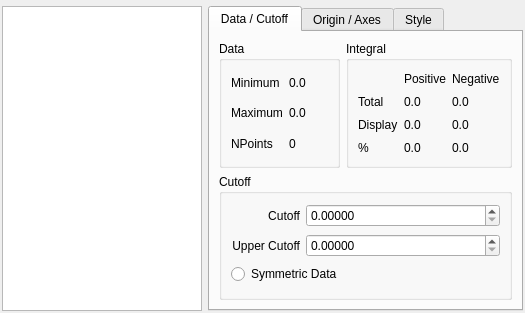
First picture: the form in trunk/src/gui/grids.ui, repository trisyoungs/aten, before the edit.
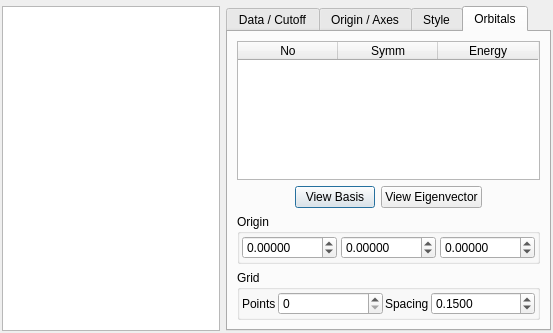
Second picture: the form after the edit. The open tabs and pages were chosen to show the change. Icons and pictures are not drawn. Custom widgets are drawn as their Qt base class.

Commit message: Added test h2 GAMESS-US output files as basic test of forthcoming orbital plotting. Moved around and renamed most of the basis/eigenvector source files to better represent the contents.

What changed in the file:
```diff
--- a/trunk/src/gui/grids.ui
+++ b/trunk/src/gui/grids.ui
@@ -1,12 +1,12 @@
 <ui version="4.0">
  <class>GridsDialog</class>
- <widget class="QDialog" name="GridsDialog">
-  <property name="geometry">
+ <widget class="QDialog" name="GridsDialog" >
+  <property name="geometry" >
    <rect>
     <x>0</x>
     <y>0</y>
-    <width>494</width>
-    <height>313</height>
+    <width>553</width>
+    <height>333</height>
    </rect>
   </property>
   <property name="windowTitle">
@@ -68,8 +68,16 @@
        <property name="currentIndex">
         <number>0</number>
        </property>
-       <widget class="QWidget" name="DataCutoff">
-        <attribute name="title">
+       <widget class="QWidget" name="DataCutoff" >
+        <property name="geometry" >
+         <rect>
+          <x>0</x>
+          <y>0</y>
+          <width>337</width>
+          <height>285</height>
+         </rect>
+        </property>
+        <attribute name="title" >
          <string>Data / Cutoff</string>
         </attribute>
         <layout class="QVBoxLayout" name="verticalLayout">
@@ -1011,6 +1019,243 @@
          </item>
         </layout>
        </widget>
+       <widget class="QWidget" name="OrbitalsPage" >
+        <attribute name="title" >
+         <string>Orbitals</string>
+        </attribute>
+        <layout class="QVBoxLayout" name="verticalLayout_3" >
+         <item>
+          <widget class="QTableWidget" name="OrbitalTable" >
+           <property name="selectionMode" >
+            <enum>QAbstractItemView::SingleSelection</enum>
+           </property>
+           <property name="selectionBehavior" >
+            <enum>QAbstractItemView::SelectRows</enum>
+           </property>
+           <column>
+            <property name="text" >
+             <string>No</string>
+            </property>
+           </column>
+           <column>
+            <property name="text" >
+             <string>Symm</string>
+            </property>
+           </column>
+           <column>
+            <property name="text" >
+             <string>Energy</string>
+            </property>
+           </column>
+          </widget>
+         </item>
+         <item>
+          <layout class="QHBoxLayout" name="horizontalLayout_5" >
+           <item>
+            <spacer name="horizontalSpacer" >
+             <property name="orientation" >
+              <enum>Qt::Horizontal</enum>
+             </property>
+             <property name="sizeHint" stdset="0" >
+              <size>
+               <width>13</width>
+               <height>20</height>
+              </size>
+             </property>
+            </spacer>
+           </item>
+           <item>
+            <widget class="QPushButton" name="ViewBasisButton" >
+             <property name="text" >
+              <string>View Basis</string>
+             </property>
+            </widget>
+           </item>
+           <item>
+            <widget class="QPushButton" name="ViewEigenvectorButton" >
+             <property name="text" >
+              <string>View Eigenvector</string>
+             </property>
+            </widget>
+           </item>
+           <item>
+            <spacer name="horizontalSpacer_2" >
+             <property name="orientation" >
+              <enum>Qt::Horizontal</enum>
+             </property>
+             <property name="sizeHint" stdset="0" >
+              <size>
+               <width>13</width>
+               <height>20</height>
+              </size>
+             </property>
+            </spacer>
+           </item>
+          </layout>
+         </item>
+         <item>
+          <widget class="QGroupBox" name="OriginGroup" >
+           <property name="title" >
+            <string>Origin</string>
+           </property>
+           <layout class="QVBoxLayout" name="verticalLayout_2" >
+            <property name="spacing" >
+             <number>2</number>
+            </property>
+            <property name="margin" >
+             <number>2</number>
+            </property>
+            <item>
+             <layout class="QHBoxLayout" name="_2" >
+              <property name="spacing" >
+               <number>4</number>
+              </property>
+              <property name="margin" >
+               <number>0</number>
+              </property>
+              <item>
+               <widget class="QDoubleSpinBox" name="OrbitalOriginXSpin" >
+                <property name="sizePolicy" >
+                 <sizepolicy vsizetype="Fixed" hsizetype="Expanding" >
+                  <horstretch>0</horstretch>
+                  <verstretch>0</verstretch>
+                 </sizepolicy>
+                </property>
+                <property name="decimals" >
+                 <number>5</number>
+                </property>
+                <property name="minimum" >
+                 <double>-1000.000000000000000</double>
+                </property>
+                <property name="maximum" >
+                 <double>1000.000000000000000</double>
+                </property>
+               </widget>
+              </item>
+              <item>
+               <widget class="QDoubleSpinBox" name="OrbitalOriginYSpin" >
+                <property name="sizePolicy" >
+                 <sizepolicy vsizetype="Fixed" hsizetype="Expanding" >
+                  <horstretch>0</horstretch>
+                  <verstretch>0</verstretch>
+                 </sizepolicy>
+                </property>
+                <property name="decimals" >
+                 <number>5</number>
+                </property>
+                <property name="minimum" >
+                 <double>-1000.000000000000000</double>
+                </property>
+                <property name="maximum" >
+                 <double>1000.000000000000000</double>
+                </property>
+               </widget>
+              </item>
+              <item>
+               <widget class="QDoubleSpinBox" name="OrbitalOriginZSpin" >
+                <property name="sizePolicy" >
+                 <sizepolicy vsizetype="Fixed" hsizetype="Expanding" >
+                  <horstretch>0</horstretch>
+                  <verstretch>0</verstretch>
+                 </sizepolicy>
+                </property>
+                <property name="decimals" >
+                 <number>5</number>
+                </property>
+                <property name="minimum" >
+                 <double>-1000.000000000000000</double>
+                </property>
+                <property name="maximum" >
+                 <double>1000.000000000000000</double>
+                </property>
+               </widget>
+              </item>
+             </layout>
+            </item>
+           </layout>
+          </widget>
+         </item>
+         <item>
+          <widget class="QGroupBox" name="groupBox_5" >
+           <property name="title" >
+            <string>Grid</string>
+           </property>
+           <layout class="QHBoxLayout" name="horizontalLayout_6" >
+            <property name="spacing" >
+             <number>2</number>
+            </property>
+            <property name="margin" >
+             <number>2</number>
+            </property>
+            <item>
+             <widget class="QLabel" name="PointsLabel" >
+              <property name="sizePolicy" >
+               <sizepolicy vsizetype="Preferred" hsizetype="Minimum" >
+                <horstretch>0</horstretch>
+                <verstretch>0</verstretch>
+               </sizepolicy>
+              </property>
+              <property name="text" >
+               <string>Points</string>
+              </property>
+             </widget>
+            </item>
+            <item>
+             <widget class="QSpinBox" name="GridPointsSpin" >
+              <property name="sizePolicy" >
+               <sizepolicy vsizetype="Fixed" hsizetype="Expanding" >
+                <horstretch>0</horstretch>
+                <verstretch>0</verstretch>
+               </sizepolicy>
+              </property>
+              <property name="maximum" >
+               <number>1000</number>
+              </property>
+             </widget>
+            </item>
+            <item>
+             <widget class="QLabel" name="SpacingLabel" >
+              <property name="sizePolicy" >
+               <sizepolicy vsizetype="Preferred" hsizetype="Minimum" >
+                <horstretch>0</horstretch>
+                <verstretch>0</verstretch>
+               </sizepolicy>
+              </property>
+              <property name="text" >
+               <string>Spacing</string>
+              </property>
+             </widget>
+            </item>
+            <item>
+             <widget class="QDoubleSpinBox" name="GridSpacingSpin" >
+              <property name="sizePolicy" >
+               <sizepolicy vsizetype="Fixed" hsizetype="Expanding" >
+                <horstretch>0</horstretch>
+                <verstretch>0</verstretch>
+               </sizepolicy>
+              </property>
+              <property name="decimals" >
+               <number>4</number>
+              </property>
+              <property name="minimum" >
+               <double>0.010000000000000</double>
+              </property>
+              <property name="maximum" >
+               <double>10.000000000000000</double>
+              </property>
+              <property name="singleStep" >
+               <double>0.050000000000000</double>
+              </property>
+              <property name="value" >
+               <double>0.150000000000000</double>
+              </property>
+             </widget>
+            </item>
+           </layout>
+          </widget>
+         </item>
+        </layout>
+       </widget>
       </widget>
      </item>
     </layout>
```
Left out of the diff: 696 changed lines with no effect on the pictures. The commit also changes 30 other files.
